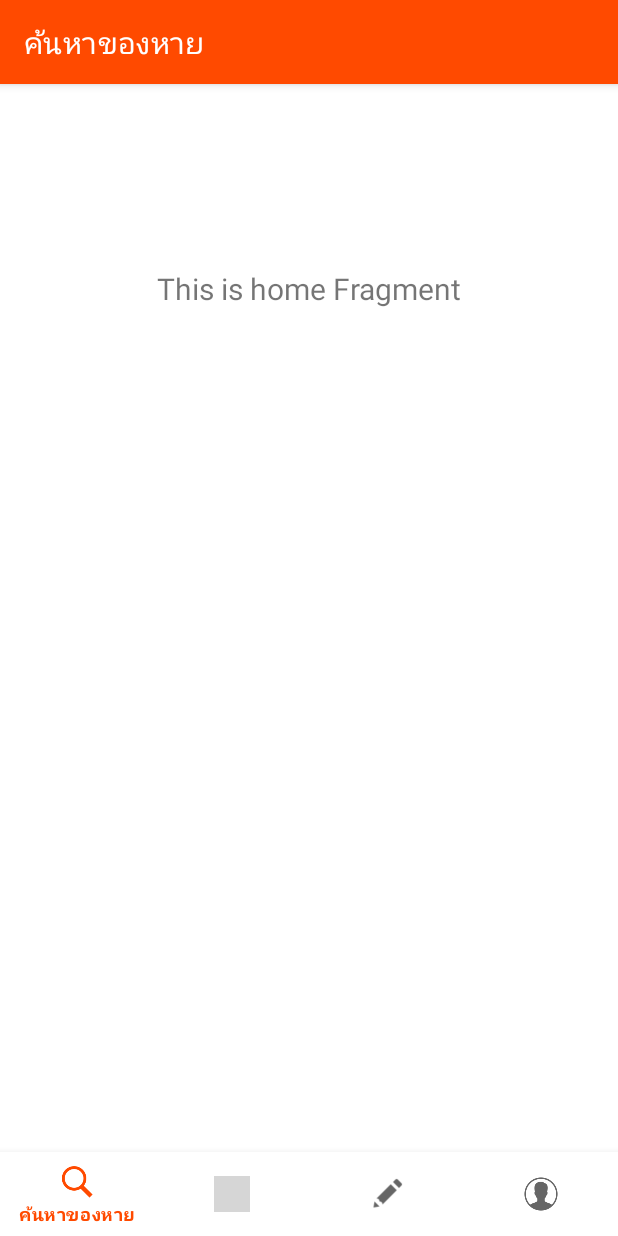
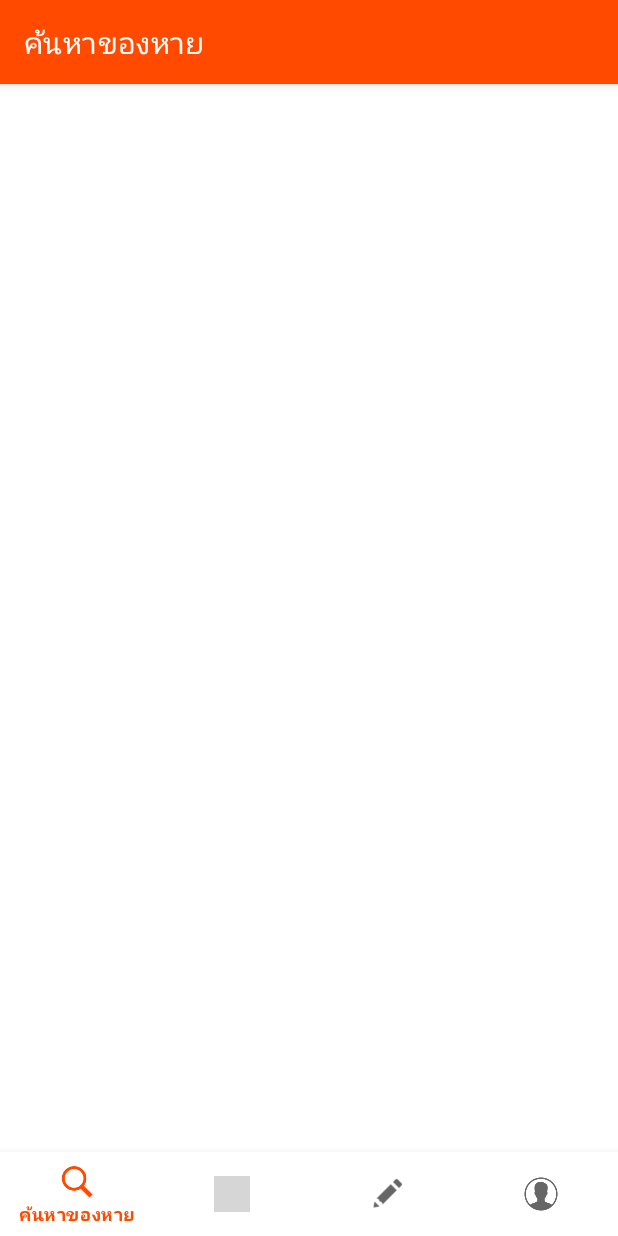
Before and after one commit to JengCharat/kkumissing, an Android app: the screen it shows after launch (MainActivity), on a phone screen of 412 x 824 dp. Run offline under Robolectric (Android 15) with nearby library versions, the phone set to English and light mode, and no system bars; our stand-ins replace navigation-ui; Roboto replaces fonts that are not available here; grey boxes are pictures that could not be loaded.

Commit message:
jeng commit

```diff
--- a/app/src/main/java/com/example/mobileproject/ui/home/HomeFragment.kt
+++ b/app/src/main/java/com/example/mobileproject/ui/home/HomeFragment.kt
@@ -36,10 +36,10 @@ class HomeFragment : Fragment() {
         _binding = FragmentHomeBinding.inflate(inflater, container, false)
         val root: View = binding.root
 
-        val textView: TextView = binding.textHome
-        homeViewModel.text.observe(viewLifecycleOwner) {
-            textView.text = it
-        }
+//        val textView: TextView = binding.textHome
+//        homeViewModel.text.observe(viewLifecycleOwner) {
+//            textView.text = it
+//        }
         return root
     }
 
--- a/app/src/main/res/layout/fragment_home.xml
+++ b/app/src/main/res/layout/fragment_home.xml
@@ -4,22 +4,4 @@
     xmlns:tools="http://schemas.android.com/tools"
     android:layout_width="match_parent"
     android:layout_height="match_parent"
-    tools:context=".ui.home.HomeFragment">
-
-    <TextView
-        android:id="@+id/text_home"
-        android:layout_width="match_parent"
-        android:layout_height="wrap_content"
-        android:layout_marginStart="8dp"
-        android:layout_marginTop="8dp"
-        android:layout_marginEnd="8dp"
-        android:text="test123"
-        android:textAlignment="center"
-        android:textSize="20sp"
-        app:layout_constraintBottom_toBottomOf="parent"
-        app:layout_constraintEnd_toEndOf="parent"
-        app:layout_constraintHorizontal_bias="0.0"
-        app:layout_constraintStart_toStartOf="parent"
-        app:layout_constraintTop_toTopOf="parent"
-        app:layout_constraintVertical_bias="0.087" />
-</androidx.constraintlayout.widget.ConstraintLayout>
+    tools:context=".ui.home.HomeFragment"/>
```
